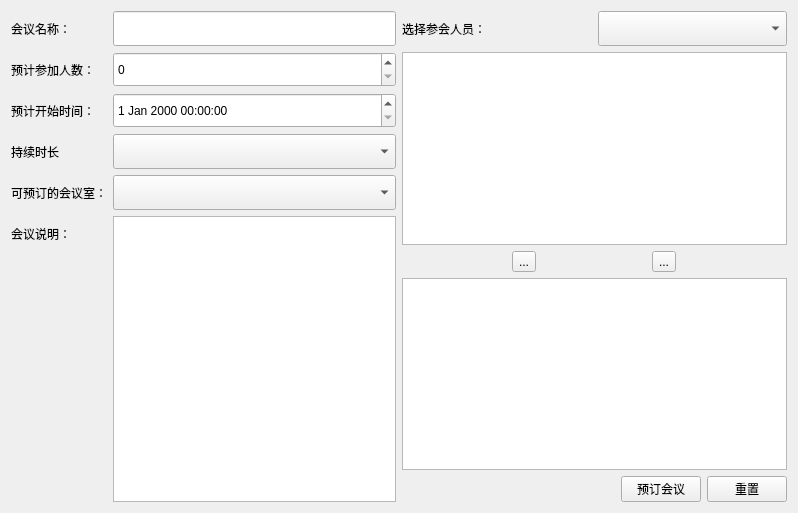
The window that src/src_nav_pages/newmeetingpage.ui (Tom-Pitiful/MeetSystem) describes before a commit, drawn with Qt 5.
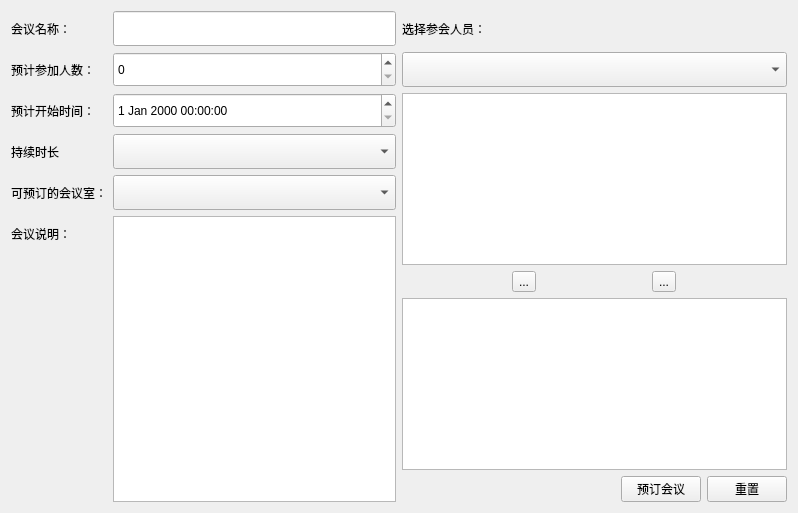
The same window after the commit. Icons and pictures are not drawn.

Patch:
```diff
--- a/src/src_nav_pages/newmeetingpage.ui
+++ b/src/src_nav_pages/newmeetingpage.ui
@@ -13,7 +13,7 @@
   <property name="windowTitle">
    <string>Form</string>
   </property>
-  <layout class="QHBoxLayout" name="horizontalLayout_5">
+  <layout class="QHBoxLayout" name="horizontalLayout_2">
    <item>
     <layout class="QHBoxLayout" name="horizontalLayout">
      <item>
@@ -270,8 +270,6 @@
    <item>
     <layout class="QVBoxLayout" name="verticalLayout_3">
      <item>
-      <layout class="QHBoxLayout" name="horizontalLayout_2">
-       <item>
         <widget class="QLabel" name="label_8">
          <property name="minimumSize">
           <size>
@@ -305,8 +303,6 @@
           </size>
          </property>
         </widget>
-       </item>
-      </layout>
      </item>
      <item>
       <widget class="QListView" name="unattendListView"/>
```
Lines whose indentation alone changed are shown as unchanged.
